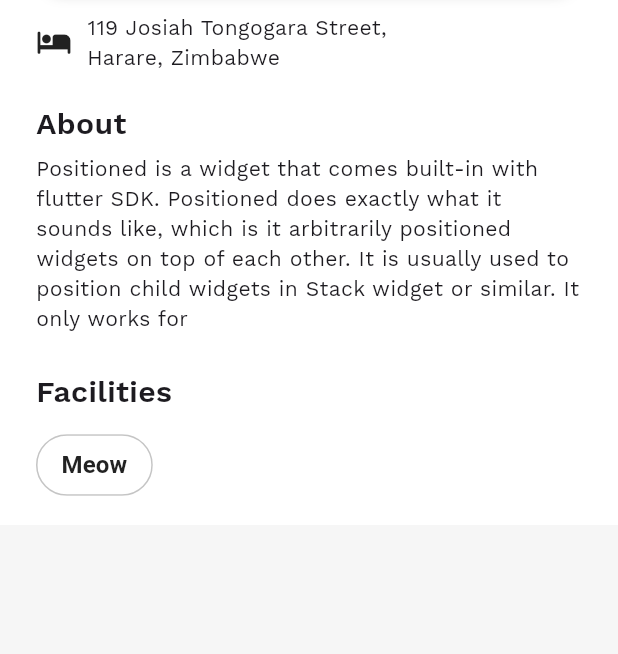
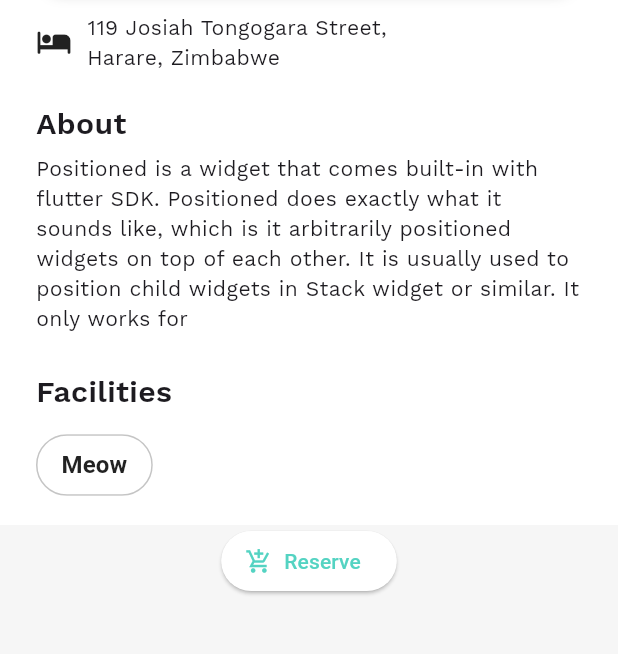
Before and after one commit to takumade/hotel-app, a Flutter app: the HotelDetailScreen screen opened directly with sample values from the repository, on a phone screen of 412 x 824 dp, the part 474-1128 px from its top. Run offline on Flutter 3.47's test engine with Material 3 defaults, Android fonts, the phone set to English and light mode, and no system bars; our stand-ins replace flutter_rating_bar, font_awesome_flutter.

Commit message:
add reserve button

```diff
--- a/lib/screens/hotel_detail_screen.dart
+++ b/lib/screens/hotel_detail_screen.dart
@@ -130,6 +130,8 @@ class _HotelDetailScreenState extends State<HotelDetailScreen> {
                             .colorScheme
                             .background,
                       ),
+
+                       ElevatedButton.icon(onPressed: (){}, icon: Icon(Icons.add_shopping_cart_sharp), label: Text("Reserve"))
                     ],
                   )
                 ]),
```
